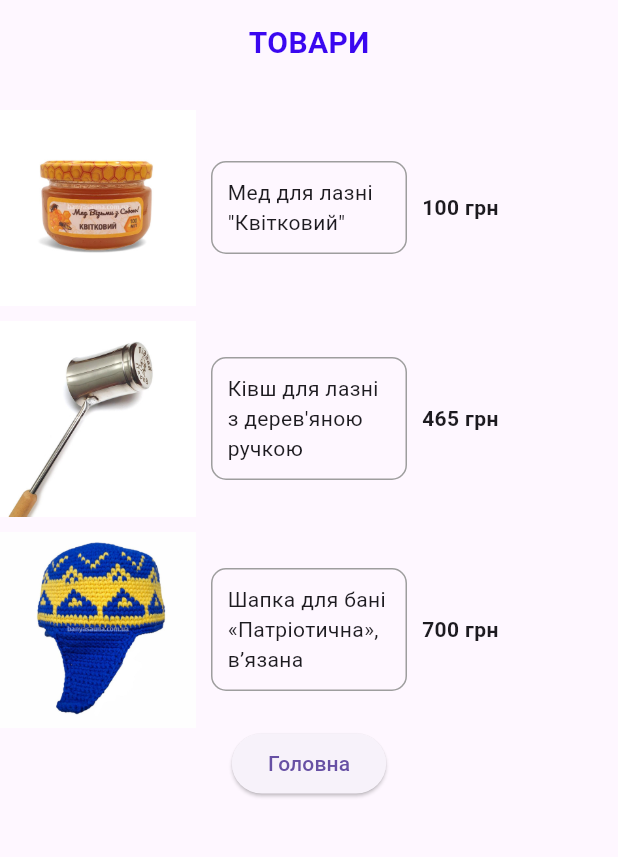
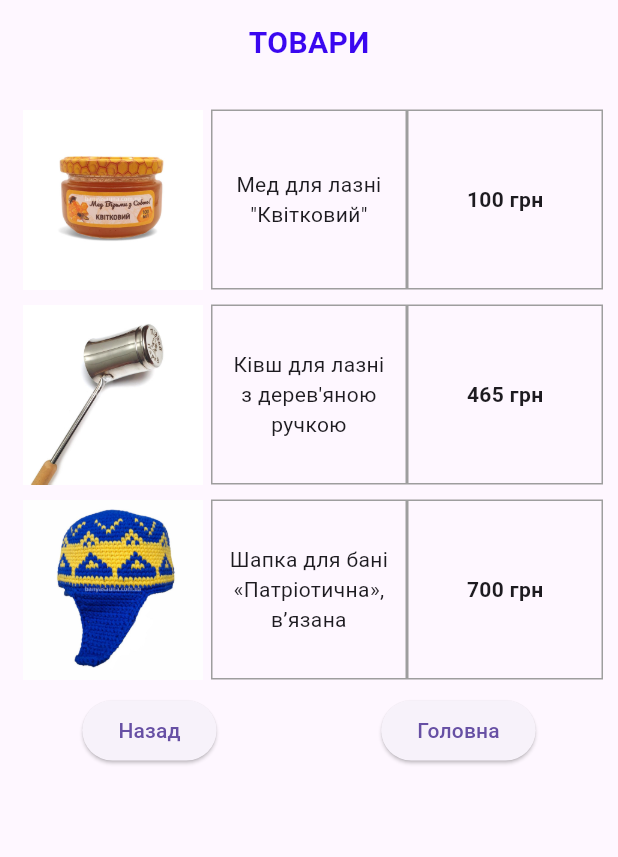
Before and after one commit to EvgeniyBochevarov/flutter_application_market, a Flutter app: the SecondScreen screen opened by its route, after a tap on "Товари", on a phone screen of 412 x 824 dp, the part 63-920 px from its top. Run offline on Flutter 3.47's test engine with Material 3 defaults, Android fonts, the phone set to English and light mode, and no system bars.

Commit message:
Фикс

```diff
--- a/lib/secondScreen.dart
+++ b/lib/secondScreen.dart
@@ -12,7 +12,8 @@ class SecondScreen extends StatelessWidget {
       ),
       body: Column(
         children: [
-          Center(
+          Flexible(
+            child: Center(
               child: Text(
                 textAlign: TextAlign.center,
                 "Банні віники з карпатської ялиці – це прекрасний спосіб посилити ефект в лазні та отримати максимальну користь для здоров'я. Вони мають приємний аромат і м'які голочки, які не травмують шкіру.",
@@ -23,10 +24,17 @@ class SecondScreen extends StatelessWidget {
                 ),
               ),
             ),
-          Container(
-            child: Image.asset('assets/jpg/pihtavenik.jpg', fit: BoxFit.cover),
           ),
-          Center(
+          Flexible(
+            child: Container(
+              child: Image.asset(
+                'assets/jpg/pihtavenik.jpg',
+                fit: BoxFit.contain,
+              ),
+            ),
+          ),
+          Flexible(
+            child: Center(
               child: Text(
                 textAlign: TextAlign.center,
                 "Тільки зараз ціна 100 грн.",
@@ -37,15 +45,18 @@ class SecondScreen extends StatelessWidget {
                 ),
               ),
             ),
+          ),
 
-          SizedBox(height: 30),
-          ElevatedButton(
+          //SizedBox(height: 10),
+          Flexible(
+            child: ElevatedButton(
               onPressed: () {
                 Navigator.pushNamed(context, '/third');
               },
 
               child: Text('Товари'),
             ),
+          ),
         ],
       ),
     );
--- a/lib/thirdScreen.dart
+++ b/lib/thirdScreen.dart
@@ -5,30 +5,41 @@ class ThirdScreen extends StatelessWidget {
 
   Row buildRow(String path, String text1, String text2) {
     return Row(
+      mainAxisAlignment: MainAxisAlignment.center,
       children: [
-        Flexible(
-          fit: FlexFit.tight,
-          child: Container(child: Image.asset(path, fit: BoxFit.cover)),
-        ),
         SizedBox(width: 10),
         Flexible(
           fit: FlexFit.tight,
           child: Container(
+            width: 150,
+            height: 120,
+            child: Image.asset(path, fit: BoxFit.contain),
+          ),
+        ),
+        Flexible(
+          fit: FlexFit.tight,
+          child: Container(
+            width: 150,
+            height: 120,
             padding: EdgeInsets.all(10),
-            decoration: BoxDecoration(
-              borderRadius: BorderRadius.circular(10),
-              border: Border.all(color: Colors.grey),
+            decoration: BoxDecoration(border: Border.all(color: Colors.grey)),
+            child: Align(child: Text(text1, textAlign: TextAlign.center)),
           ),
-            child: Text(text1),
+        ),
+        Flexible(
+          fit: FlexFit.loose,
+          child: Container(
+            width: 150,
+            height: 120,
+            padding: EdgeInsets.all(10),
+            decoration: BoxDecoration(border: Border.all(color: Colors.grey)),
+
+            child: Align(
+              child: Text(text2, style: TextStyle(fontWeight: FontWeight.bold)),
+            ),
           ),
         ),
         SizedBox(width: 10),
-        Flexible(
-          fit: FlexFit.tight,
-          child: Container(
-            child: Text(text2, style: TextStyle(fontWeight: FontWeight.bold)),
-          ),
-        ),
       ],
     );
   }
@@ -53,29 +64,51 @@ class ThirdScreen extends StatelessWidget {
             ),
           ),
           SizedBox(height: 30),
-          buildRow(
+          Flexible(
+            child: buildRow(
               'assets/jpg/med.jpg',
               'Мед для лазні "Квітковий"',
               '100 грн',
             ),
+          ),
           SizedBox(height: 10),
-          buildRow(
+          Flexible(
+            child: buildRow(
               'assets/jpg/kovsh.jpg',
               "Ківш для лазні з дерев'яною ручкою",
               '465 грн',
             ),
+          ),
           SizedBox(height: 10),
-          buildRow(
+          Flexible(
+            child: buildRow(
               'assets/jpg/shapka.jpg',
               "Шапка для бані «Патріотична», в’язана",
               '700 грн',
             ),
+          ),
+          SizedBox(height: 10),
+          Row(
+            mainAxisAlignment: MainAxisAlignment.spaceAround,
+            children: [
+              Flexible(
+                child: ElevatedButton(
+                  onPressed: () {
+                    Navigator.pop(context);
+                  },
+                  child: Text('Назад'),
+                ),
+              ),
 
-          ElevatedButton(
+              Flexible(
+                child: ElevatedButton(
                   onPressed: () {
                     Navigator.pushNamed(context, '/');
                   },
                   child: Text('Головна'),
+                ),
+              ),
+            ],
           ),
         ],
       ),
```
Lines whose indentation alone changed are shown as unchanged.
